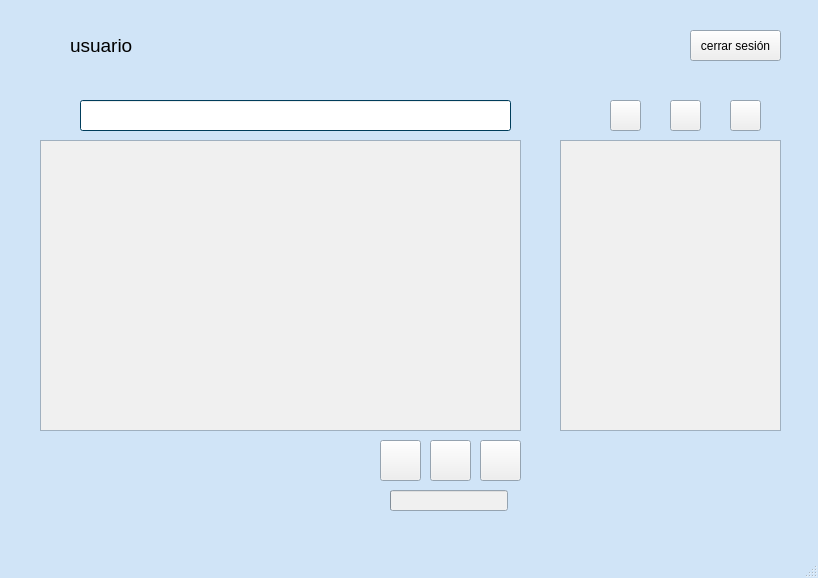
Qt form gestor_apps/interfaz_1/mainwindow.ui (AgustinDelgadoEstevez04/Repositorio_Dam_Tarde_Aerolaser) before a commit.
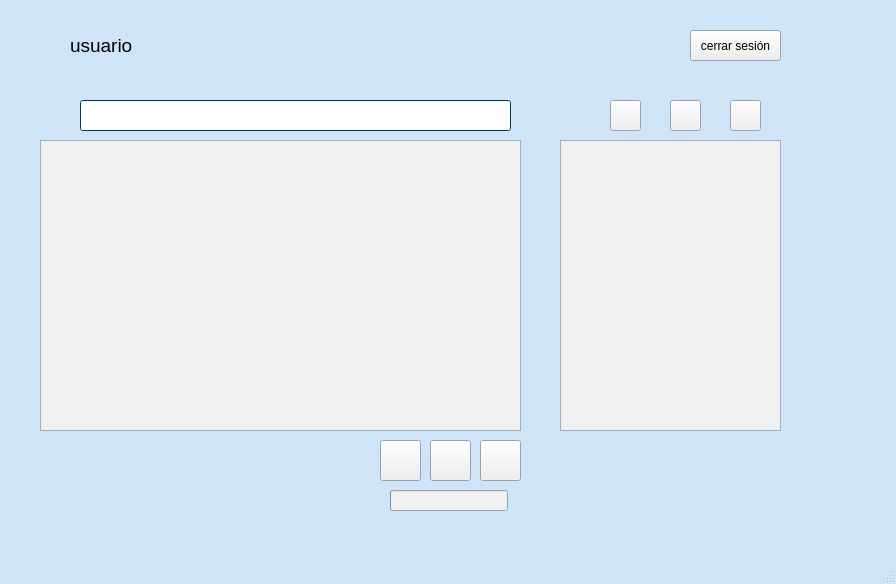
The same form after that commit. Icons and pictures are not drawn.

Commit message: ajuste de interfaz

Patch:
```diff
--- a/gestor_apps/interfaz_1/mainwindow.ui
+++ b/gestor_apps/interfaz_1/mainwindow.ui
@@ -6,8 +6,8 @@
    <rect>
     <x>0</x>
     <y>0</y>
-    <width>818</width>
-    <height>578</height>
+    <width>896</width>
+    <height>584</height>
    </rect>
   </property>
   <property name="palette">
```
Left out of the diff: 14 changed lines with no effect on the pictures. The commit also changes 6 other files.
